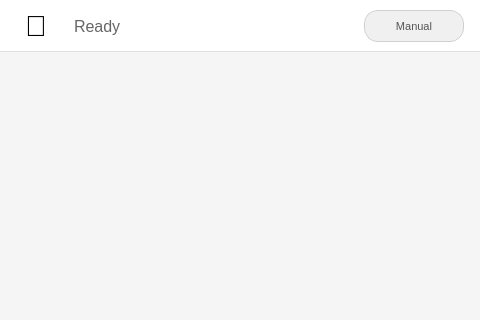
Above: src/display/gui_display.ui from leakydata/py-xiaozhi before the change; both pictures show x 0 to 480 and y 0 to 320 of the 480 by 700 pixel window. Below: the same form after it.
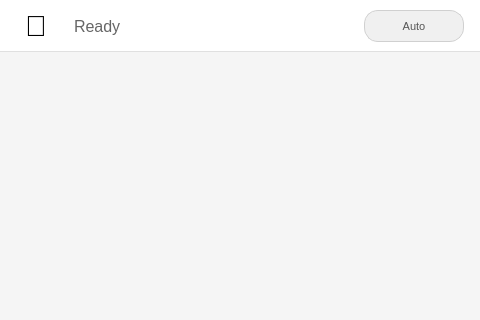
That is the form after the change.

Commit message: feat: Enable auto mode by default and adjust button visibility in GuiDisplay

What changed in the file:
```diff
--- a/src/display/gui_display.ui
+++ b/src/display/gui_display.ui
@@ -150,7 +150,7 @@
          </string>
         </property>
         <property name="text">
-         <string>Manual</string>
+         <string>Auto</string>
         </property>
        </widget>
       </item>
```
The commit also changes 1 other file.
